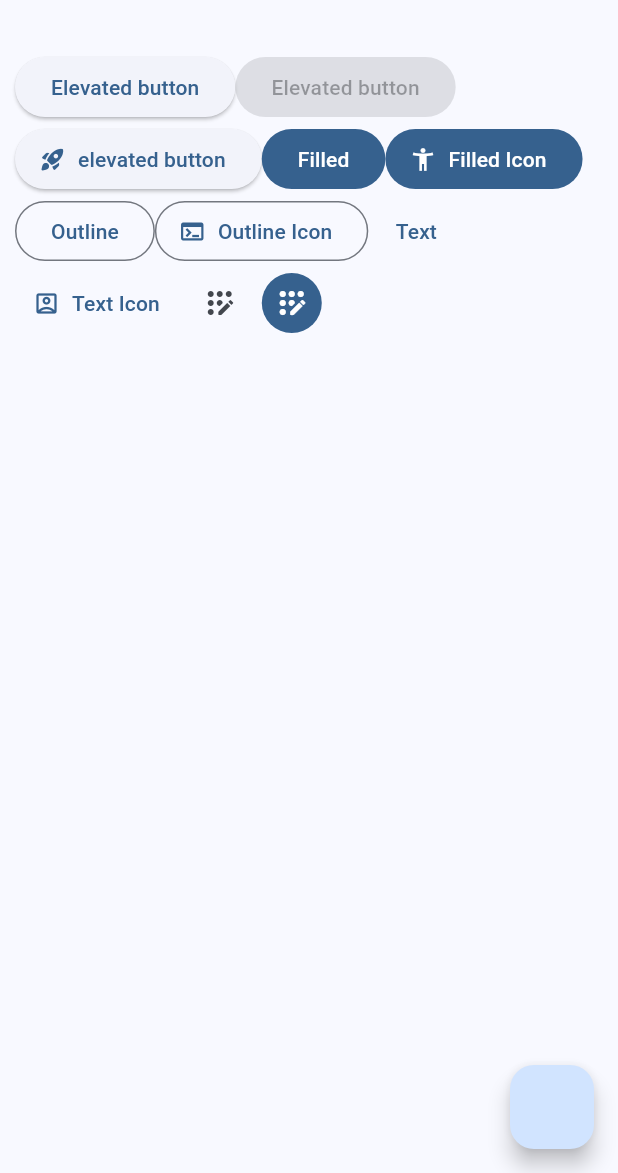
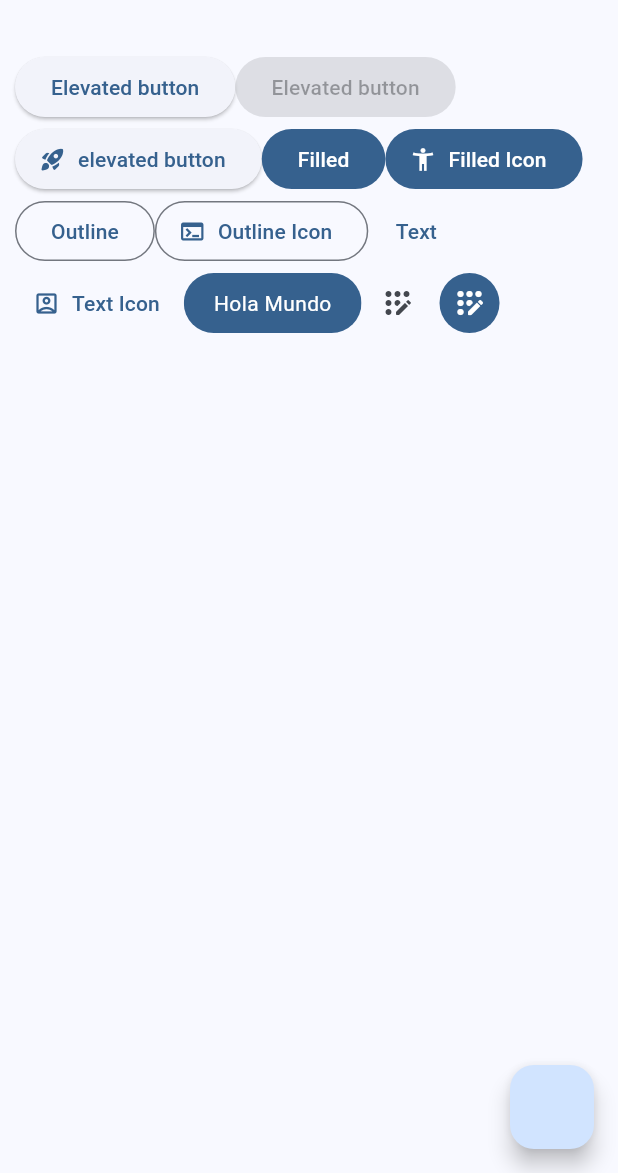
Before and after one commit to jefrydep/widgets_app_flutter, a Flutter app: the ButtonsScreen screen opened by its route, on a phone screen of 412 x 824 dp, the part 63-1236 px from its top. Run offline on Flutter 3.47's test engine with Material 2 defaults, Android fonts, the phone set to English and light mode, and no system bars; our stand-ins replace go_router.

Commit message:
button personalizide

```diff
--- a/lib/presentation/screens/buttons/buttons_screen.dart
+++ b/lib/presentation/screens/buttons/buttons_screen.dart
@@ -57,6 +57,7 @@
               icon: const Icon(Icons.account_box_outlined),
               label: const Text('Text Icon'),
             ),
+            CustomButton(),
             IconButton(
                 onPressed: () {},
                 icon: const Icon(Icons.app_registration_rounded)),
@@ -74,3 +75,25 @@
     );
   }
 }
+
+class CustomButton extends StatelessWidget {
+  const CustomButton({super.key});
+
+  @override
+  Widget build(BuildContext context) {
+    final colors = Theme.of(context).colorScheme;
+
+    return ClipRRect(
+      borderRadius: BorderRadius.circular(20),
+      child: Material(
+        color: colors.primary,
+        child: InkWell(
+          onTap: () {},
+          child: const Padding(
+              padding: EdgeInsets.symmetric(horizontal: 20, vertical: 10),
+              child: Text('Hola Mundo', style: TextStyle(color: Colors.white))),
+        ),
+      ),
+    );
+  }
+}
```
Also changed, not shown: 1 other file.
